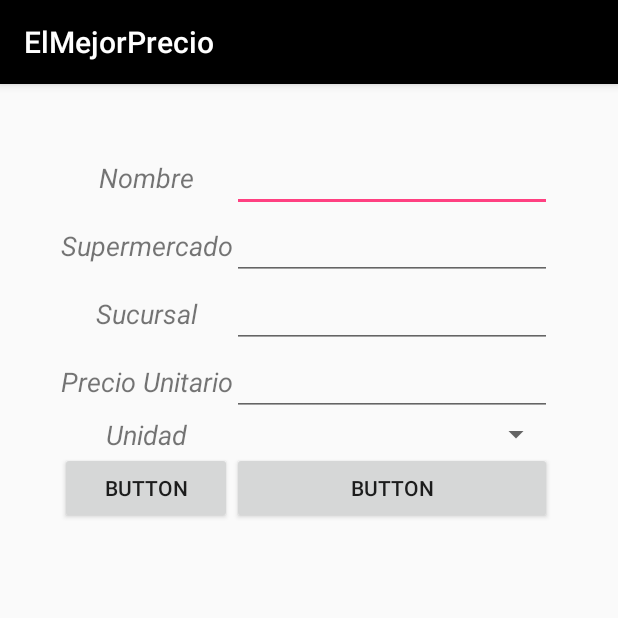
After one commit to HectorSalo/Hec_Luis, an Android app: the Add_Supermercado screen opened directly, with no data from a screen before it, on a phone screen of 412 x 824 dp, the top half of it. The commit adds this screen. Run offline under Robolectric (Android 15) with nearby library versions, the phone set to English and light mode, and no system bars.

```diff
--- a/app/src/main/AndroidManifest.xml
+++ b/app/src/main/AndroidManifest.xml
@@ -1,7 +1,6 @@
 <?xml version="1.0" encoding="utf-8"?>
 <manifest xmlns:android="http://schemas.android.com/apk/res/android"
-    package="com.example.hchirinos.elmejorprecio"
-    >
+    package="com.example.hchirinos.elmejorprecio">
 
     <application
         android:allowBackup="true"
@@ -32,7 +31,8 @@
             android:name=".SupermercadoActivity"
             android:label="@string/title_activity_supermercado"
             android:theme="@style/AppTheme.NoActionBar" />
-        <activity android:name=".AddProducto"></activity>
+        <activity android:name=".AddProducto" />
+        <activity android:name=".Add_Supermercado"></activity>
     </application>
 
 </manifest>
--- /dev/null
+++ b/app/src/main/java/com/example/hchirinos/elmejorprecio/Add_Supermercado.java
@@ -0,0 +1,13 @@
+package com.example.hchirinos.elmejorprecio;
+
+import android.support.v7.app.AppCompatActivity;
+import android.os.Bundle;
+
+public class Add_Supermercado extends AppCompatActivity {
+
+    @Override
+    protected void onCreate(Bundle savedInstanceState) {
+        super.onCreate(savedInstanceState);
+        setContentView(R.layout.activity_add__supermercado);
+    }
+}
--- a/app/src/main/java/com/example/hchirinos/elmejorprecio/ProductosActivity.java
+++ b/app/src/main/java/com/example/hchirinos/elmejorprecio/ProductosActivity.java
@@ -61,14 +61,14 @@ public class ProductosActivity extends AppCompatActivity
         layout_producto.setOnClickListener(new View.OnClickListener() {
             @Override
             public void onClick(View v) {
-                Toast.makeText(ProductosActivity.this, "Se agregara Producto", Toast.LENGTH_LONG).show();
+                add_producto();
             }
         });
 
         layout_supermercado.setOnClickListener(new View.OnClickListener() {
             @Override
             public void onClick(View v) {
-                Toast.makeText(ProductosActivity.this, "Se agregara Supermercado", Toast.LENGTH_LONG).show();
+                add_supermercado();
             }
         });
 
@@ -177,4 +177,14 @@ public class ProductosActivity extends AppCompatActivity
         Intent ir_inicio = new Intent(this, HomeActivity.class);
         startActivity(ir_inicio);
     }
+
+    public void add_producto (){
+        Intent add_producto = new Intent(this, AddProducto.class);
+        startActivity(add_producto);
+    }
+
+    public void add_supermercado () {
+        Intent add_supermercado = new Intent(this, Add_Supermercado.class);
+        startActivity(add_supermercado);
+    }
 }
--- a/app/src/main/java/com/example/hchirinos/elmejorprecio/SupermercadoActivity.java
+++ b/app/src/main/java/com/example/hchirinos/elmejorprecio/SupermercadoActivity.java
@@ -67,7 +67,7 @@ public class SupermercadoActivity extends AppCompatActivity
         layout_supermercado.setOnClickListener(new View.OnClickListener() {
             @Override
             public void onClick(View v) {
-                Toast.makeText(SupermercadoActivity.this, "Se agregara Supermercado", Toast.LENGTH_LONG).show();
+                add_supermercado();
             }
         });
 
@@ -177,4 +177,10 @@ public class SupermercadoActivity extends AppCompatActivity
         Intent add_producto = new Intent(this, AddProducto.class);
         startActivity(add_producto);
     }
-}
+
+    public void add_supermercado () {
+        Intent add_supermercado = new Intent(this, Add_Supermercado.class);
+        startActivity(add_supermercado);
+     }
+
+    }
--- /dev/null
+++ b/app/src/main/res/layout/activity_add__supermercado.xml
@@ -0,0 +1,151 @@
+<?xml version="1.0" encoding="utf-8"?>
+<RelativeLayout xmlns:android="http://schemas.android.com/apk/res/android"
+    xmlns:app="http://schemas.android.com/apk/res-auto"
+    xmlns:tools="http://schemas.android.com/tools"
+    android:id="@+id/agregarproducto"
+    android:layout_width="match_parent"
+    android:layout_height="match_parent"
+    android:padding="16dp">
+
+
+    <TableLayout
+        android:id="@+id/tableLayout"
+        android:layout_width="wrap_content"
+        android:layout_height="256dp"
+        android:layout_alignParentStart="true"
+        android:layout_alignParentTop="true"
+        android:layout_alignParentEnd="true"
+        android:layout_marginStart="24dp"
+        android:layout_marginLeft="8dp"
+        android:layout_marginTop="24dp"
+        android:layout_marginEnd="16dp"
+        android:layout_marginRight="8dp"
+        app:layout_constraintEnd_toEndOf="parent"
+        app:layout_constraintStart_toStartOf="parent"
+        app:layout_constraintTop_toTopOf="parent">
+
+        <TableRow
+            android:layout_width="match_parent"
+            android:layout_height="match_parent">
+
+            <TextView
+                android:id="@+id/textView7"
+                android:layout_width="match_parent"
+                android:layout_height="match_parent"
+                android:gravity="center_vertical|center_horizontal"
+                android:text="@string/txtv_descripcion"
+                android:textSize="18sp"
+                android:textStyle="italic" />
+
+            <EditText
+                android:id="@+id/editText4"
+                android:layout_width="wrap_content"
+                android:layout_height="wrap_content"
+                android:ems="10"
+                android:inputType="textPersonName" />
+        </TableRow>
+
+        <TableRow
+            android:layout_width="match_parent"
+            android:layout_height="match_parent">
+
+            <TextView
+                android:id="@+id/textView8"
+                android:layout_width="match_parent"
+                android:layout_height="match_parent"
+                android:gravity="center_vertical|center_horizontal"
+                android:text="@string/txtv_supermercado"
+                android:textSize="18sp"
+                android:textStyle="italic" />
+
+            <EditText
+                android:id="@+id/editText5"
+                android:layout_width="wrap_content"
+                android:layout_height="wrap_content"
+                android:ems="10"
+                android:inputType="textPersonName" />
+        </TableRow>
+
+        <TableRow
+            android:layout_width="match_parent"
+            android:layout_height="match_parent">
+
+            <TextView
+                android:id="@+id/textView9"
+                android:layout_width="match_parent"
+                android:layout_height="match_parent"
+                android:gravity="center_vertical|center_horizontal"
+                android:text="@string/txtv_sucursal"
+                android:textSize="18sp"
+                android:textStyle="italic" />
+
+            <EditText
+                android:id="@+id/editText6"
+                android:layout_width="wrap_content"
+                android:layout_height="wrap_content"
+                android:ems="10"
+                android:inputType="textPersonName" />
+        </TableRow>
+
+        <TableRow
+            android:layout_width="match_parent"
+            android:layout_height="match_parent">
+
+            <TextView
+                android:id="@+id/textView10"
+                android:layout_width="match_parent"
+                android:layout_height="match_parent"
+                android:gravity="center_vertical|center_horizontal"
+                android:text="@string/txtv_precio"
+                android:textSize="18sp"
+                android:textStyle="italic" />
+
+            <EditText
+                android:id="@+id/editText7"
+                android:layout_width="wrap_content"
+                android:layout_height="wrap_content"
+                android:ems="10"
+                android:inputType="numberDecimal" />
+        </TableRow>
+
+        <TableRow
+            android:layout_width="match_parent"
+            android:layout_height="43dp">
+
+            <TextView
+                android:id="@+id/textView11"
+                android:layout_width="match_parent"
+                android:layout_height="match_parent"
+                android:gravity="center_vertical|center_horizontal"
+                android:text="@string/txtv_unidad"
+                android:textSize="18sp"
+                android:textStyle="italic" />
+
+            <Spinner
+                android:id="@+id/spinner"
+                android:layout_width="match_parent"
+                android:layout_height="wrap_content" />
+
+        </TableRow>
+
+        <TableRow
+            android:layout_width="match_parent"
+            android:layout_height="match_parent">
+
+            <Button
+                android:id="@+id/button"
+                android:layout_width="wrap_content"
+                android:layout_height="wrap_content"
+                android:text="Button" />
+
+            <Button
+                android:id="@+id/button3"
+                android:layout_width="wrap_content"
+                android:layout_height="wrap_content"
+                android:text="Button" />
+        </TableRow>
+
+    </TableLayout>
+
+
+</RelativeLayout>
--- a/app/src/main/res/values/strings.xml
+++ b/app/src/main/res/values/strings.xml
@@ -26,12 +26,14 @@
     <string name="app_bar_buscar">Buscar</string>
 
     //add_productos
-    <string name="txtv_descripcion">Descripcion</string>
+    <string name="txtv_descripcion">Nombre</string>
     <string name="txtv_supermercado">Supermercado</string>
     <string name="txtv_sucursal">Sucursal</string>
     <string name="txtv_precio">Precio Unitario</string>
     <string name="txtv_unidad">Unidad</string>
     <string name="button_add_producto">Agregar Producto</string>
+
+    //add_supermercado
 
 
     //generales
```
